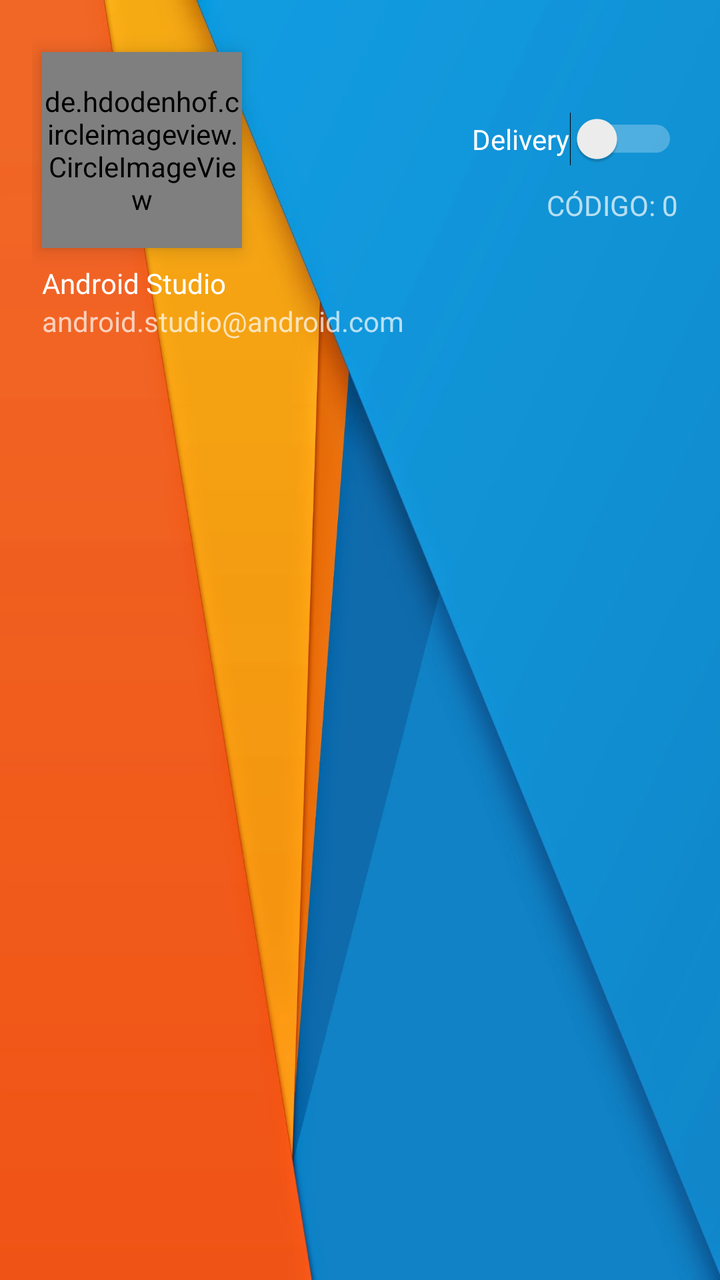
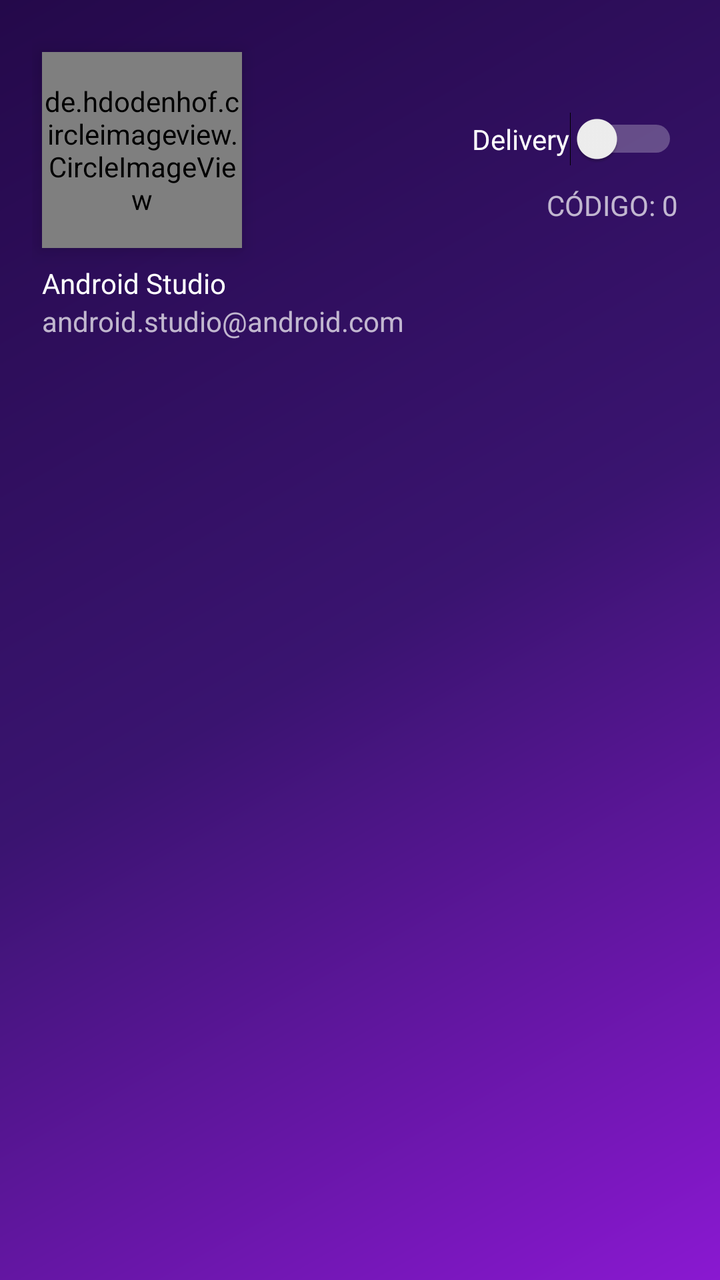

An Android layout rendered at two revisions. The XML below is the earlier revision; the diff shows what the commit changed to produce the second picture.
<!-- AndroidManifest.xml: application theme AppTheme -->
<!-- res/layout/nav_header_main.xml -->
<?xml version="1.0" encoding="utf-8"?>
<androidx.constraintlayout.widget.ConstraintLayout xmlns:android="http://schemas.android.com/apk/res/android"
    xmlns:app="http://schemas.android.com/apk/res-auto"
    xmlns:tools="http://schemas.android.com/tools"
    android:layout_width="match_parent"
    android:layout_height="@dimen/nav_header_height"
    android:background="@drawable/nav_backgroud"
    android:gravity="bottom"
    android:orientation="vertical"
    android:paddingBottom="8dp"
    android:paddingLeft="@dimen/activity_horizontal_margin"
    android:paddingRight="@dimen/activity_horizontal_margin"
    android:paddingTop="@dimen/activity_vertical_margin"
    android:theme="@style/ThemeOverlay.AppCompat.Dark">

    <de.hdodenhof.circleimageview.CircleImageView

        android:id="@+id/nav_profile"
        android:layout_width="100dp"
        android:layout_height="98dp"
        android:layout_centerHorizontal="true"
        android:layout_marginStart="5dp"
        android:layout_marginTop="10dp"
        android:clickable="true"
        android:elevation="6dp"
        android:padding="0dp"
        android:scaleType="centerCrop"
        android:src="@drawable/participante"
        app:civ_border_color="#fff"
        app:civ_border_width="1dp"
        app:layout_constraintStart_toStartOf="parent"
        app:layout_constraintTop_toTopOf="parent" />


    <Switch
        android:id="@+id/nav_sw_delivery"
        android:layout_width="wrap_content"
        android:layout_height="wrap_content"
        android:layout_marginTop="40dp"
        android:layout_marginEnd="5dp"
        android:text="Delivery"
        app:layout_constraintEnd_toEndOf="parent"
        app:layout_constraintHorizontal_bias="1.0"
        app:layout_constraintStart_toEndOf="@+id/nav_profile"
        app:layout_constraintTop_toTopOf="parent" />

    <TextView
        android:id="@+id/nav_consultor"
        android:layout_width="match_parent"
        android:layout_height="wrap_content"
        android:layout_marginStart="5dp"
        android:layout_marginEnd="5dp"
        android:paddingTop="@dimen/nav_header_vertical_spacing"
        android:text="@string/nav_header_title"
        android:textAppearance="@style/TextAppearance.AppCompat.Body1"
        app:layout_constraintEnd_toEndOf="parent"
        app:layout_constraintStart_toStartOf="parent"
        app:layout_constraintTop_toBottomOf="@+id/nav_profile" />

    <TextView
        android:id="@+id/nav_filial"
        android:layout_width="0dp"
        android:layout_height="wrap_content"
        android:layout_marginStart="5dp"
        android:layout_marginEnd="5dp"
        android:text="@string/nav_header_subtitle"
        app:layout_constraintEnd_toEndOf="parent"
        app:layout_constraintStart_toStartOf="parent"
        app:layout_constraintTop_toBottomOf="@+id/nav_consultor" />

    <TextView
        android:id="@+id/nav_codconsultor"
        android:layout_width="0dp"
        android:layout_height="wrap_content"
        android:layout_marginStart="10dp"
        android:layout_marginTop="10dp"
        android:layout_marginEnd="5dp"
        android:text="CÓDIGO: 0"
        android:textAlignment="viewEnd"
        app:layout_constraintEnd_toEndOf="parent"
        app:layout_constraintStart_toEndOf="@+id/nav_profile"
        app:layout_constraintTop_toBottomOf="@+id/nav_sw_delivery" />


</androidx.constraintlayout.widget.ConstraintLayout>
<!-- resources referenced by this layout -->
<resources>
  <dimen name="activity_horizontal_margin">16dp</dimen>
  <dimen name="activity_vertical_margin">16dp</dimen>
  <dimen name="nav_header_height">176dp</dimen>
  <dimen name="nav_header_vertical_spacing">8dp</dimen>
  <!-- drawable nav_backgroud: jpeg bitmap (drawable, 49843 bytes) -->
  <!-- drawable participante: png bitmap (drawable, 3049 bytes) -->
  <string name="nav_header_subtitle">android.studio@android.com</string>
  <string name="nav_header_title">Android Studio</string>
  <style name="AppTheme" parent="Theme.AppCompat.Light.DarkActionBar">
          
          <item name="colorPrimary">@color/primary</item>
          <item name="colorPrimaryDark">@color/primary_dark</item>
          <item name="colorAccent">@color/accent</item>
          <item name="android:windowOptOutEdgeToEdgeEnforcement" tools:targetApi="35">true</item>
          <item name="windowActionBarOverlay">false</item>
          <item name="android:windowActionBarOverlay">false</item>
          <item name="android:statusBarColor">@color/primary_dark</item>
          <item name="android:windowLightStatusBar" tools:targetApi="23">false</item>
          <item name="android:textColorPrimary">@color/primary_text</item>
          <item name="android:textColorSecondary">@color/secondary_text</item>
          <item name="android:colorControlNormal">@color/secondary_text</item>
          <item name="android:colorControlActivated">@color/primary</item>
          <item name="android:icon">@color/icons</item>
          <item name="android:colorButtonNormal" tools:targetApi="lollipop">@color/primary_dark</item>
          <item name="android:divider">@color/divider</item>
  
  
      </style>
  <color name="primary">#240842</color>
  <color name="primary_dark">#18042E</color>
  <color name="accent">#8A18D1</color>
  <color name="primary_text">#212121</color>
  <color name="secondary_text">#757575</color>
  <color name="icons">#FFFFFF</color>
  <color name="divider">#E0E0E0</color>
</resources>

<!-- the commit's change to res/layout/nav_header_main.xml (unified diff, before → after) -->
@@ -4,7 +4,7 @@
     xmlns:tools="http://schemas.android.com/tools"
     android:layout_width="match_parent"
     android:layout_height="@dimen/nav_header_height"
-    android:background="@drawable/nav_backgroud"
+    android:background="@drawable/bg_login"
     android:gravity="bottom"
     android:orientation="vertical"
     android:paddingBottom="8dp"
<!-- resource entries referenced after the edit -->
@@ -4,11 +4,29 @@
   <dimen name="activity_vertical_margin">16dp</dimen>
   <dimen name="nav_header_height">176dp</dimen>
   <dimen name="nav_header_vertical_spacing">8dp</dimen>
-  <!-- drawable nav_backgroud: jpeg bitmap (drawable, 49843 bytes) -->
+  <!-- drawable bg_login (drawable) -->
+  <?xml version="1.0" encoding="utf-8"?>
+  <shape xmlns:android="http://schemas.android.com/apk/res/android" android:shape="rectangle">
+      <gradient
+          android:angle="315"
+          android:centerColor="@color/primary"
+          android:endColor="@color/accent"
+          android:startColor="@color/primary_dark"
+          android:type="linear" />
+  </shape>
   <!-- drawable participante: png bitmap (drawable, 3049 bytes) -->
   <string name="nav_header_subtitle">android.studio@android.com</string>
   <string name="nav_header_title">Android Studio</string>
-  <style name="AppTheme" parent="Theme.AppCompat.Light.DarkActionBar">
+  <style name="AppTheme" parent="Theme.MaterialComponents.Light.DarkActionBar.Bridge">
+          
+          <item name="colorSecondary">@color/accent</item>
+          <item name="colorOnSecondary">@color/icons</item>
+          <item name="shapeAppearanceSmallComponent">@style/ShapeAppearance.Fikon.Small</item>
+          <item name="shapeAppearanceMediumComponent">@style/ShapeAppearance.Fikon.Medium</item>
+          <item name="materialButtonStyle">@style/Widget.Fikon.Button</item>
+          <item name="cardViewStyle">@style/Widget.Fikon.CardView</item>
+          <item name="android:textColorHint">@color/secondary_text</item>
+  
           
           <item name="colorPrimary">@color/primary</item>
           <item name="colorPrimaryDark">@color/primary_dark</item>
@@ -28,12 +46,31 @@
   
   
       </style>
-  <color name="primary">#240842</color>
-  <color name="primary_dark">#18042E</color>
+  <color name="primary">#3A1470</color>
+  <color name="primary_dark">#24094A</color>
   <color name="accent">#8A18D1</color>
-  <color name="primary_text">#212121</color>
-  <color name="secondary_text">#757575</color>
+  <color name="primary_text">#1E1A2B</color>
+  <color name="secondary_text">#6B6680</color>
   <color name="icons">#FFFFFF</color>
-  <color name="divider">#E0E0E0</color>
+  <style name="ShapeAppearance.Fikon.Small" parent="ShapeAppearance.MaterialComponents.SmallComponent">
+          <item name="cornerFamily">rounded</item>
+          <item name="cornerSize">12dp</item>
+      </style>
+  <style name="ShapeAppearance.Fikon.Medium" parent="ShapeAppearance.MaterialComponents.MediumComponent">
+          <item name="cornerFamily">rounded</item>
+          <item name="cornerSize">16dp</item>
+      </style>
+  <style name="Widget.Fikon.Button" parent="Widget.MaterialComponents.Button">
+          <item name="cornerRadius">12dp</item>
+          <item name="android:letterSpacing">0.04</item>
+          <item name="android:fontFamily">sans-serif-medium</item>
+      </style>
+  <style name="Widget.Fikon.CardView" parent="CardView">
+          <item name="cardCornerRadius">12dp</item>
+          <item name="cardElevation">2dp</item>
+          <item name="cardBackgroundColor">@color/surface</item>
+      </style>
+  <color name="divider">#E6E3EE</color>
+  <color name="surface">#FFFFFF</color>
 </resources>
 
